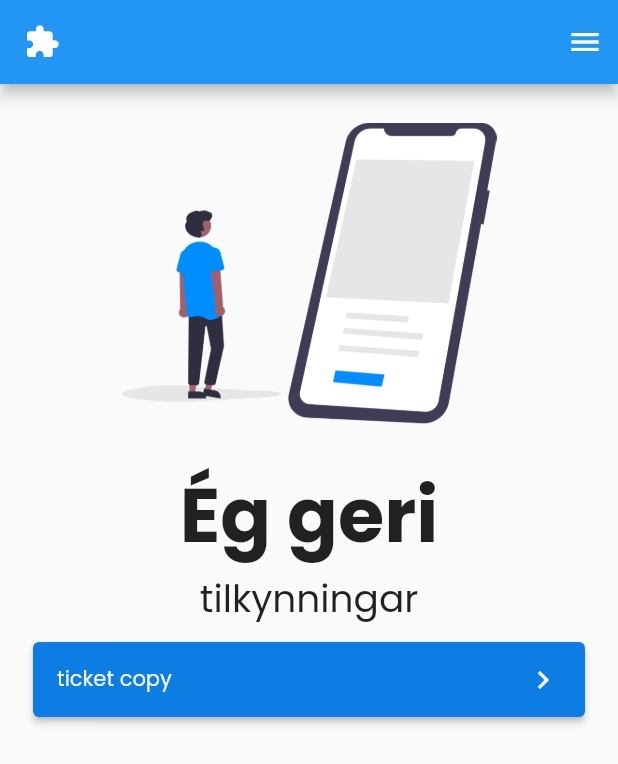
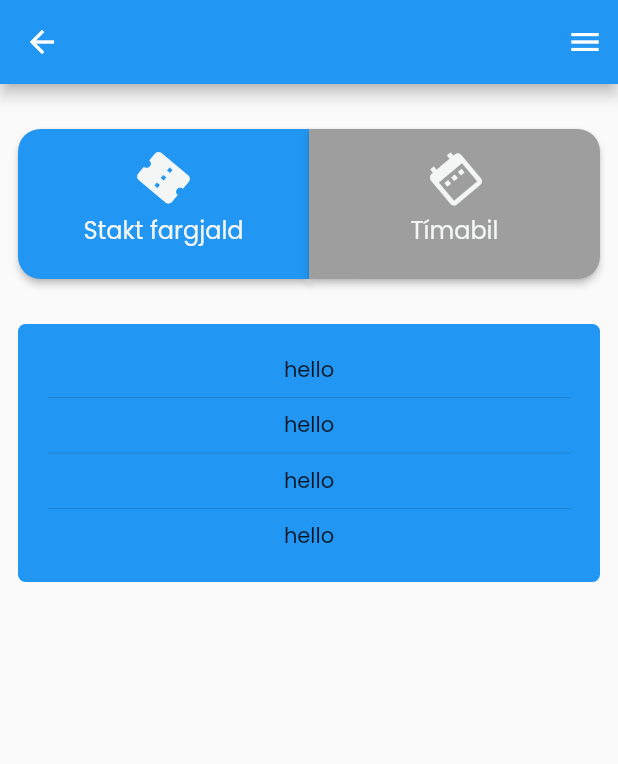
Before and after one commit to arnar-steinthors/portfolio, a Flutter app: the screen it shows after launch, after a tap on "ticket copy", on a phone screen of 412 x 824 dp. Shown: the top 764 px of the screen. Run offline on Flutter 3.47's test engine with Material 2 defaults, Android fonts, the phone set to English and light mode, and no system bars; drawn by our look-alikes of animated_text_kit; our stand-ins replace flutter_svg, get, get_storage.

Commit message:
ticket page type and collector started

```diff
--- a/lib/l10n/intl_en.arb
+++ b/lib/l10n/intl_en.arb
@@ -5,9 +5,18 @@
   "darkMode": "Dark Mode",
   "selectLanguage": "Select Language",
   "iMake": "I make",
-  "apps": "apps",
-  "userExperience": "user experience",
-  "notifications": "notifications",
-  "userInterface": "user interfaces",
-  "design": "design"
+  "apps": "Apps",
+  "userExperience": "User Experience",
+  "notifications": "Notifications",
+  "userInterface": "User Interfaces",
+  "design": "Design",
+  "singleTicket": "Single ticket",
+  "singleFare": "Single fare",
+  "adult": "Adult",
+  "youngAdults": "Young adults",
+  "children": "Children",
+  "elderly": "Elderly",
+  "credit": "Credit",
+  "purchase": "Purchase",
+  "timePeriod": "Time Period"
 }
--- a/lib/l10n/intl_is.arb
+++ b/lib/l10n/intl_is.arb
@@ -9,5 +9,14 @@
   "userExperience": "notendaupplifun",
   "notifications": "tilkynningar",
   "userInterface": "notendaviðmót",
-  "design": "hönnun"
+  "design": "hönnun",
+  "singleTicket": "Stakur Miði",
+  "singleFare": "Stakt fargjald",
+  "adult": "Fullorðinn",
+  "youngAdults": "Ungmenni",
+  "children": "Börn",
+  "elderly": "Aldraðir",
+  "credit": "Inneign",
+  "purchase": "Kaupa",
+  "timePeriod": "Tímabil"
 }
--- a/lib/l10n/intl_pl.arb
+++ b/lib/l10n/intl_pl.arb
@@ -9,5 +9,14 @@
   "userExperience": "doświadczenie użytkownika",
   "notifications": "powiadomienia",
   "userInterface": "interfejsy użytkownika",
-  "design": "projekt"
+  "design": "projekt",
+  "singleTicket": "Pojedynczy bilet",
+  "singleFare": "Opłata jednorazowa",
+  "adult": "Dorosły",
+  "youngAdults": "Młodzi dorośli",
+  "children": "Dzieci",
+  "elderly": "Osoby starsze",
+  "credit": "Kredyt",
+  "purchase": "Zakup",
+  "timePeriod": "Okres czasu"
 }
--- a/lib/views/home_page/components/slide_up_menu.dart
+++ b/lib/shared_components/slide_up_menu.dart
@@ -40,7 +40,7 @@ class _SlideUpMenuState extends State<SlideUpMenu> {
               child: Column(
                 mainAxisAlignment: MainAxisAlignment.end,
                 children: [
-                  _themeTile(),
+                  _themeTile(context),
                   _languageTile(context),
                 ],
               ),
@@ -48,9 +48,9 @@ class _SlideUpMenuState extends State<SlideUpMenu> {
           });
   }
 
-  Widget _themeTile() {
+  Widget _themeTile(BuildContext context) {
     return SwitchListTile(
-      title: Text(_controller.themeString),
+      title: Text(_controller.themeString(context)),
       secondary: Icon(_controller.themeIcon),
       onChanged: (_) => _controller.changeTheme(),
       value: _controller.darkTheme.value,
@@ -68,7 +68,7 @@ class _SlideUpMenuState extends State<SlideUpMenu> {
         ),
         child: _controller.languageFlag,
       ),
-      title: Text(S().languages),
+      title: Text(S.of(context).languages),
       onTap: () => _languageDialog(context),
     );
   }
@@ -78,7 +78,7 @@ class _SlideUpMenuState extends State<SlideUpMenu> {
     showDialog(
       context: context,
       builder: (_) => SimpleDialog(
-        title: Text(S().selectLanguage),
+        title: Text(S.of(context).selectLanguage),
         children: [
           SimpleDialogOption(
             child: Text("Icelandic"),
--- a/lib/themes.dart
+++ b/lib/themes.dart
@@ -1,45 +1,11 @@
 import 'package:flutter/material.dart';
 
-class BaseTheme  {
-  final String fontFamily = 'Poppins';
-  final Color primaryColor = Colors.redAccent;
-
-  ThemeData themeData() {
-    return ThemeData(
-      brightness: Brightness.dark,
-      primaryColor: primaryColor,
-      backgroundColor: Colors.green,
-      scaffoldBackgroundColor: Colors.blueGrey,
-      textTheme: TextTheme(
-        headline1: TextStyle(color: Colors.green)
-      )
-      // primaryColorBrightness: ThemeData.estimateBrightnessForColor(primarySurfaceColor),
-      // canvasColor: colorScheme.background,
-      // accentColor: colorScheme.secondary,
-      // accentColorBrightness: ThemeData.estimateBrightnessForColor(colorScheme.secondary),
-      // scaffoldBackgroundColor: colorScheme.background,
-      // bottomAppBarColor: colorScheme.surface,
-      // cardColor: colorScheme.surface,
-      // dividerColor: colorScheme.onSurface.withOpacity(0.12),
-      // backgroundColor: colorScheme.background,
-      // dialogBackgroundColor: colorScheme.background,
-      // errorColor: colorScheme.error,
-      // textTheme: textTheme,
-      // indicatorColor: onPrimarySurfaceColor,
-      // applyElevationOverlayColor: isDark,
-      // colorScheme: colorScheme,
-    );
-  }
-
-
-
-
-}
+const String fontFamily = 'Poppins';
 
 class LightTheme {
   static ThemeData get lightTheme {
     Color whiteColor = Color(0xfff4f6f6);
-    final String fontFamily = 'Poppins';
+
 
     return ThemeData(
       // todo: implement dividerTheme()
@@ -58,7 +24,7 @@ class LightTheme {
         onBackground: Colors.black,
         onError: whiteColor,
         brightness: Brightness.light,
-      )
+      ) // todo: implement .copyWith()
     );
   }
 }
@@ -66,7 +32,7 @@ class LightTheme {
 class DarkTheme {
   static ThemeData get darkTheme {
     return ThemeData(
-
+      fontFamily: fontFamily,
       colorScheme: ColorScheme.dark(
         background: Colors.green,
         onBackground: Colors.blueGrey,
--- a/lib/views/home_page/components/page_header.dart
+++ b/lib/views/home_page/components/page_header.dart
@@ -1,7 +1,9 @@
 import 'package:animated_text_kit/animated_text_kit.dart';
 import 'package:flutter/material.dart';
+import 'package:get/get.dart';
 import 'package:portfolio/animations/hovering_image.dart';
 import 'package:portfolio/generated/l10n.dart';
+import 'package:portfolio/views/home_page/controllers/home_page_controller.dart';
 
 class PageHeader extends StatefulWidget {
   @override
@@ -9,24 +11,29 @@ class PageHeader extends StatefulWidget {
 }
 
 class _PageHeaderState extends State<PageHeader> {
+  final HomePageController _controller = Get.put(HomePageController());
+
   @override
   Widget build(BuildContext context) {
-    print("build");
+    // print("build");
+    // print(L10nService().locale);
+    // print(S.of(context).languages);
+    // print(S().languages);
     return Container(
       child: Column(
         children: [
           HoveringImage(),
-          _imageText(),
-          _imageSubText(),
-          _toBuyTicketButton(),
+          _imageText(context),
+          _imageSubText(context),
+          _toBuyTicketButton(context), // todo: this isn't part of the header
         ],
       ),
     );
   }
 
-  Widget _imageText() {
+  Widget _imageText(BuildContext context) {
     return Text(
-        S().iMake,
+        S.of(context).iMake,
         style: TextStyle(
           fontWeight: FontWeight.bold,
           fontSize: 50,
@@ -34,26 +41,26 @@ class _PageHeaderState extends State<PageHeader> {
       );
   }
 
-  Widget _imageSubText() {
+  Widget _imageSubText(BuildContext context) {
     TextStyle style = TextStyle(fontSize: 25);
     return AnimatedTextKit(
       animatedTexts: [
-        TyperAnimatedText(S().notifications, textStyle: style),
-        TyperAnimatedText(S().userExperience, textStyle: style),
-        TyperAnimatedText(S().design, textStyle: style),
-        TyperAnimatedText(S().userInterface, textStyle: style),
-        TyperAnimatedText(S().apps, textStyle: style),
+        TyperAnimatedText(S.of(context).notifications, textStyle: style),
+        TyperAnimatedText(S.of(context).userExperience, textStyle: style),
+        TyperAnimatedText(S.of(context).design, textStyle: style),
+        TyperAnimatedText(S.of(context).userInterface, textStyle: style),
+        TyperAnimatedText(S.of(context).apps, textStyle: style),
       ],
     );
   }
 
-  Widget _toBuyTicketButton() {
+  Widget _toBuyTicketButton(BuildContext context) {
     return Container(
       margin: EdgeInsets.all(10),
       height: 50,
       width: double.infinity,
       child: ElevatedButton(
-        onPressed: () => null,
+        onPressed: () => _controller.navigateToTickets(),
         child: Row(
           mainAxisAlignment: MainAxisAlignment.spaceBetween,
           children: [
--- a/lib/views/home_page/controllers/home_page_controller.dart
+++ b/lib/views/home_page/controllers/home_page_controller.dart
@@ -1,9 +1,7 @@
 import 'package:get/get.dart';
-
-enum DropdownEnum {
-  settings,
-}
+import 'package:portfolio/views/tickets/tickets.dart';
 
 class HomePageController extends GetxController {
 
+  void navigateToTickets() => Get.to(() => Tickets());
 }
--- a/lib/views/home_page/controllers/menu_controller.dart
+++ b/lib/views/home_page/controllers/menu_controller.dart
@@ -5,6 +5,7 @@ import 'package:flutter_svg/flutter_svg.dart';
 import 'package:portfolio/services/l10n_service.dart';
 import 'package:portfolio/services/theme_service.dart';
 
+// todo: this file should be moved to a shared_ folder
 
 class MenuController extends GetxController {
   RxBool darkTheme = ThemeService().loadFromStorage().obs;
@@ -14,8 +15,8 @@ class MenuController extends GetxController {
     ThemeService().changeTheme();
   }
 
-  String get themeString {
-    return darkTheme.value ? S().darkMode : S().lightMode;
+  String themeString(BuildContext context) {
+    return darkTheme.value ? S.of(context).darkMode : S.of(context).lightMode;
   }
 
   IconData get themeIcon {
--- a/lib/views/home_page/home_page.dart
+++ b/lib/views/home_page/home_page.dart
@@ -1,6 +1,6 @@
 import 'package:flutter/material.dart';
 import 'package:portfolio/views/home_page/components/page_header.dart';
-import 'package:portfolio/views/home_page/components/slide_up_menu.dart';
+import '../../shared_components/slide_up_menu.dart';
 
 class HomePage extends StatefulWidget {
   @override
--- /dev/null
+++ b/lib/views/tickets/components/ticket_collector.dart
@@ -0,0 +1,55 @@
+import 'package:flutter/material.dart';
+
+class TicketCollector extends StatefulWidget {
+  @override
+  _TicketCollectorState createState() => _TicketCollectorState();
+}
+
+class _TicketCollectorState extends State<TicketCollector> {
+  @override
+  Widget build(BuildContext context) {
+    return Container(
+      decoration: BoxDecoration(
+        borderRadius: BorderRadius.circular(5),
+        color: Theme.of(context).primaryColor,
+      ),
+      padding: EdgeInsets.all(20),
+      margin: EdgeInsets.only(top: 30),
+      child: Column(
+        children: [
+          _adultTicketCollector(),
+          Divider(),
+          _youngAdultTicketCollector(),
+          Divider(),
+          _childrenTicketCollector(),
+          Divider(),
+          _seniorTicketCollector(),
+        ],
+      ),
+    );
+  }
+
+  Widget _adultTicketCollector() {
+    return Container(
+      child: Text("hello"),
+    );
+  }
+
+  Widget _youngAdultTicketCollector() {
+    return Container(
+      child: Text("hello"),
+    );
+  }
+
+  Widget _childrenTicketCollector() {
+    return Container(
+      child: Text("hello"),
+    );
+  }
+
+  Widget _seniorTicketCollector() {
+    return Container(
+      child: Text("hello"),
+    );
+  }
+}
--- /dev/null
+++ b/lib/views/tickets/components/ticket_types.dart
@@ -0,0 +1,125 @@
+import 'package:flutter/material.dart';
+import 'package:get/get.dart';
+import 'package:portfolio/generated/l10n.dart';
+import 'package:portfolio/views/tickets/controllers/tickets_controller.dart';
+
+class TicketTypes extends StatefulWidget {
+  @override
+  _TicketTypesState createState() => _TicketTypesState();
+}
+
+class _TicketTypesState extends State<TicketTypes> {
+  final TicketsController _controller = Get.put(TicketsController());
+  final double _iconSize = 35;
+  final double _textSize = 16;
+
+  @override
+  Widget build(BuildContext context) {
+    return Container(
+      width: double.infinity,
+      height: 100,
+      margin: EdgeInsets.only(top: 30),
+      child: Obx(() => Row(
+        mainAxisAlignment: MainAxisAlignment.spaceEvenly,
+        children: [
+          Expanded(child: _singleFareCard(context), flex: 1),
+          Expanded(child: _periodCard(context), flex: 1),
+        ],
+      )),
+    );
+  }
+
+  Widget _singleFareCard(BuildContext context) {
+    ThemeData theme = Theme.of(context);
+    return ElevatedButton(
+      style: ElevatedButton.styleFrom(
+        primary: _controller.singleSelected ? theme.primaryColor : theme.backgroundColor,
+        shape: RoundedRectangleBorder(
+          borderRadius: BorderRadius.only(
+            topLeft: Radius.circular(15),
+            bottomLeft:  Radius.circular(15),
+          ),
+        ),
+      ),
+      onPressed: () => _controller.ticketType = TicketType.single,
+      child: Container(
+        padding: EdgeInsets.only(top: 15, bottom: 15),
+        child: Column(
+          children: [
+            _singleFareIcon(),
+            SizedBox(height: 5),
+            _singleFareText(context),
+          ],
+        ),
+      ),
+    );
+  }
+
+  Widget _periodCard(BuildContext context) {
+    ThemeData theme = Theme.of(context);
+    return ElevatedButton(
+      style: ElevatedButton.styleFrom(
+        primary: _controller.periodSelected ? theme.primaryColor : theme.backgroundColor,
+        shape: RoundedRectangleBorder(
+          borderRadius: BorderRadius.only(
+            topRight: Radius.circular(15),
+            bottomRight:  Radius.circular(15),
+          ),
+        ),
+      ),
+      onPressed: () => _controller.ticketType = TicketType.period,
+      child: Container(
+        padding: EdgeInsets.only(top: 15, bottom: 15),
+        child: Column(
+          children: [
+            _periodIcon(),
+            SizedBox(height: 5),
+            _periodText(context),
+          ],
+        ),
+      ),
+    );
+  }
+
+  Widget _periodIcon() {
+    return RotationTransition(
+      turns: AlwaysStoppedAnimation(320/360),
+      child: Icon(
+        Icons.date_range,
+        size: _iconSize,
+      ),
+    );
+  }
+
+  Widget _periodText(BuildContext context) {
+    return FittedBox(
+      child: Text(
+        S.of(context).timePeriod,
+        style: TextStyle(
+          fontSize: _textSize,
+        ),
+      ),
+    );
+  }
+
+  Widget _singleFareIcon() {
+    return RotationTransition(
+      turns: AlwaysStoppedAnimation(40/360),
+      child: Icon(
+        Icons.confirmation_number,
+        size: _iconSize,
+      ),
+    );
+  }
+
+  Widget _singleFareText(BuildContext context) {
+    return FittedBox(
+      child: Text(
+        S.of(context).singleFare,
+        style: TextStyle(
+            fontSize: _textSize
+        ),
+      ),
+    );
+  }
+}
--- /dev/null
+++ b/lib/views/tickets/controllers/tickets_controller.dart
@@ -0,0 +1,27 @@
+import 'package:get/get.dart';
+
+enum TicketType {
+  period,
+  single
+}
+
+class TicketsController extends GetxController {
+  final type = TicketType.single.obs;
+  final RxInt adultTickets = 0.obs;
+  final RxInt youngAdultTickets = 0.obs;
+  final RxInt childrenTickets = 0.obs;
+  final RxInt seniorTickets = 0.obs;
+  final int adultPrice = 790;
+  final int youngAdultPrice = 390;
+  final int childrenPrice = 0;
+  final int seniorPrice = 0;
+
+  /// return true if the [TicketType] is [single]
+  bool get singleSelected => type.value == TicketType.single;
+
+  /// return the reverse of [singleSelected]
+  bool get periodSelected => !singleSelected;
+
+  /// set a new ticket type
+  set ticketType(TicketType selectedType) => type.value = selectedType;
+}
--- /dev/null
+++ b/lib/views/tickets/tickets.dart
@@ -0,0 +1,30 @@
+import 'package:flutter/material.dart';
+import 'package:portfolio/shared_components/slide_up_menu.dart';
+import 'package:portfolio/views/tickets/components/ticket_collector.dart';
+import 'package:portfolio/views/tickets/components/ticket_types.dart';
+
+class Tickets extends StatefulWidget {
+  @override
+  _TicketsState createState() => _TicketsState();
+}
+
+class _TicketsState extends State<Tickets> {
+  @override
+  Widget build(BuildContext context) {
+    return Scaffold(
+      appBar: AppBar(
+        actions: [SlideUpMenu()],
+      ),
+      body: Container(
+        margin: EdgeInsets.only(right: 12, left: 12),
+        width: double.infinity,
+        child: Column(
+          children: [
+            TicketTypes(),
+            TicketCollector(),
+          ],
+        ),
+      ),
+    );
+  }
+}
```
Also changed, not shown: lib/generated/intl/messages_en.dart, lib/generated/intl/messages_is.dart, lib/generated/intl/messages_pl.dart, lib/generated/l10n.dart. Lines whose indentation alone changed are shown as unchanged.
